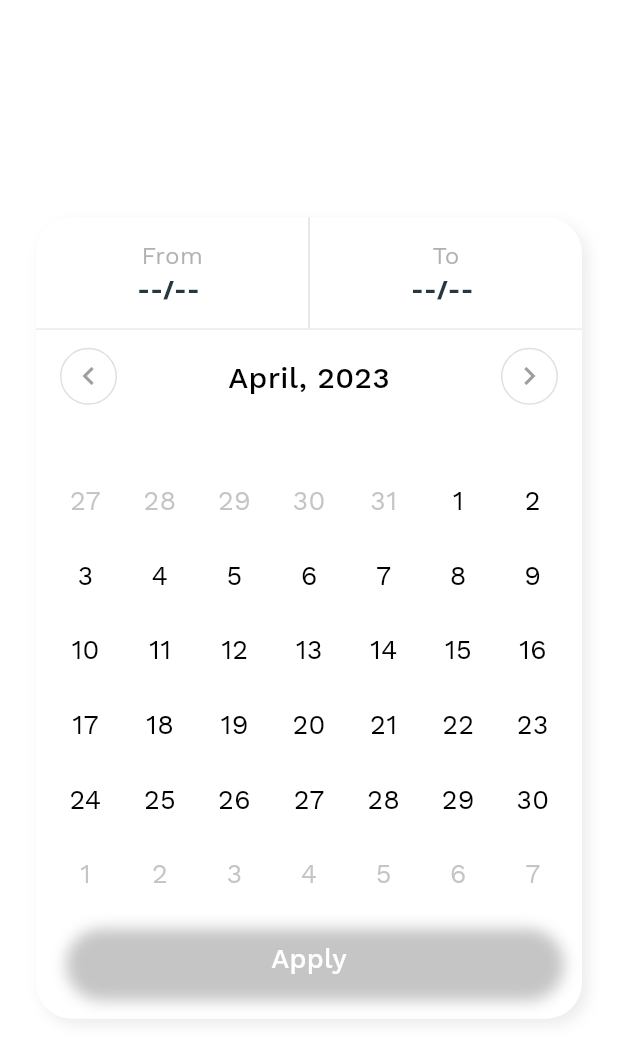
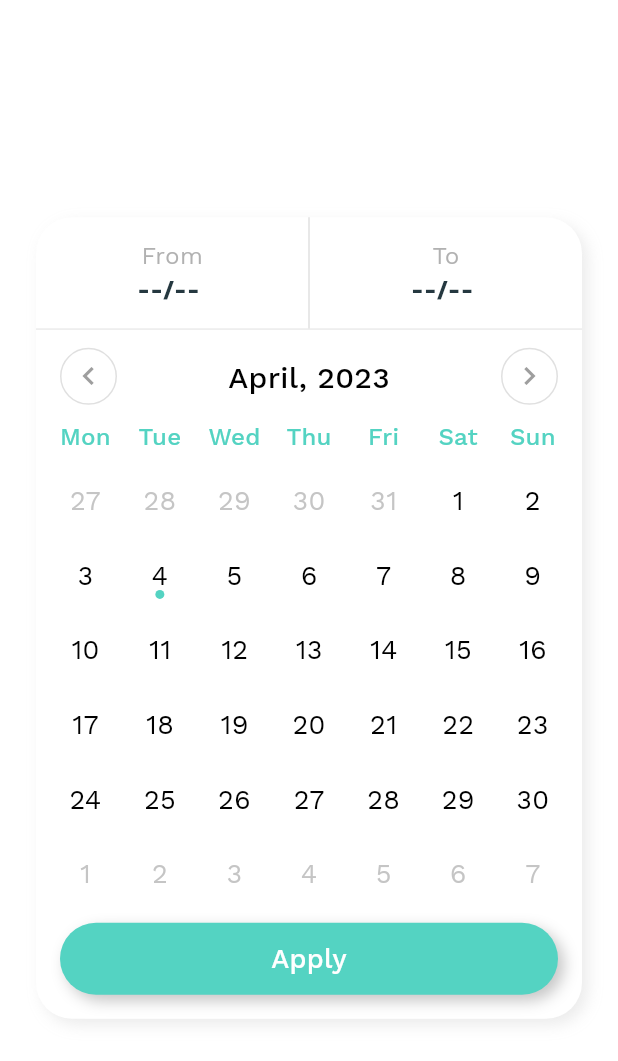
Before and after one commit to abhi-mis/FlutterUI, a Flutter app: the CalendarPopupView screen opened directly, on a phone screen of 412 x 824 dp. Shown: the top 1061 px of the screen. Run offline on Flutter 3.47's test engine with Material 2 defaults, Android fonts, the phone set to English and light mode, and no system bars; our stand-ins replace flutter_rating_bar, font_awesome_flutter.

Commit message:
Changed color

```diff
--- a/lib/main.dart
+++ b/lib/main.dart
@@ -1,3 +1,6 @@
+
+
+
 import 'dart:io';
 import 'package:best_flutter_ui_templates/app_theme.dart';
 import 'package:flutter/material.dart';
@@ -44,7 +47,7 @@ class HexColor extends Color {
   static int _getColorFromHex(String hexColor) {
     hexColor = hexColor.toUpperCase().replaceAll('#', '');
     if (hexColor.length == 6) {
-      hexColor = '00' + hexColor;
+      hexColor = 'FF' + hexColor;
     }
     return int.parse(hexColor, radix: 16);
   }
```
